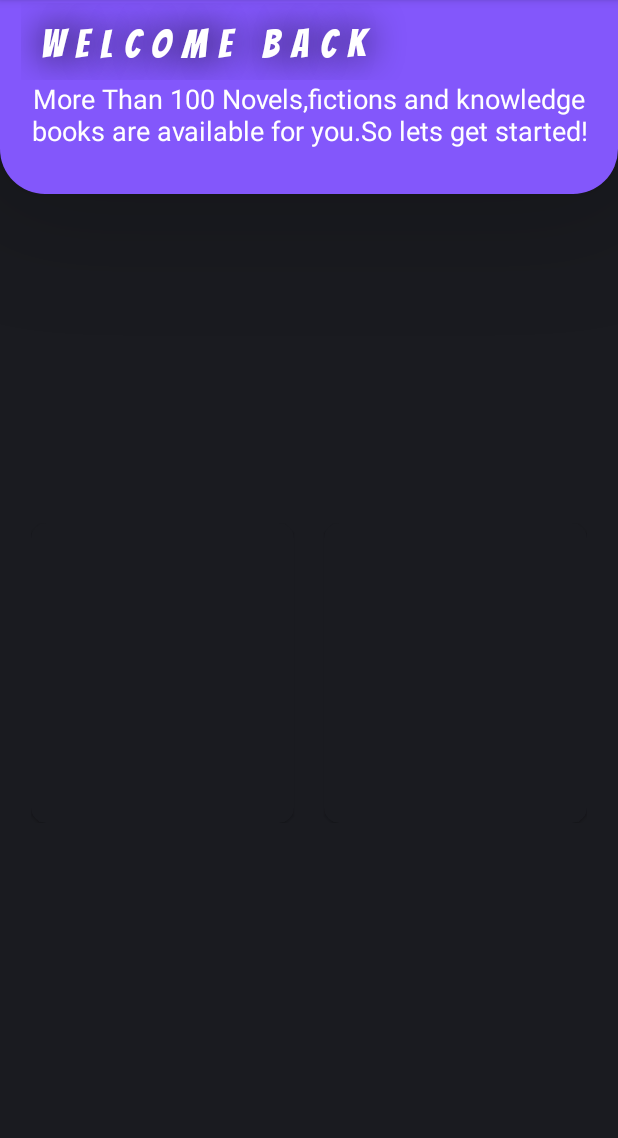
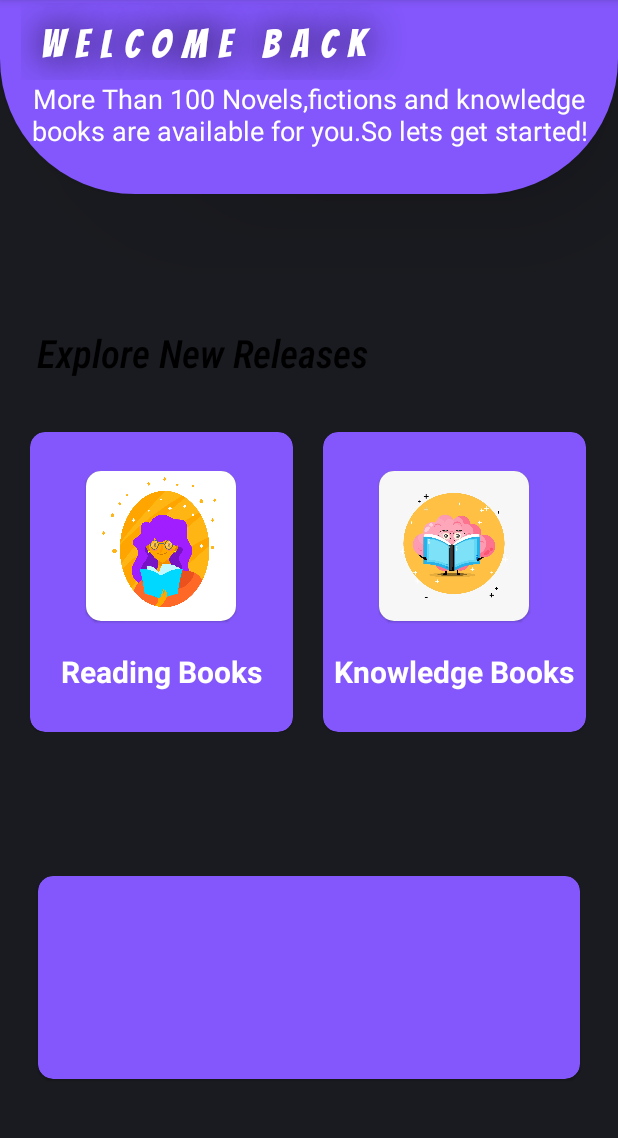
Before and after one commit to pratistha-05/Book-Store-App, an Android app: the layout activity_user_choice.xml on its own in the app's theme, with its tools: preview values and no code run, on a phone screen of 412 x 824 dp, the part 84-1222 px from its top. Run offline under Robolectric (Android 15) with nearby library versions, the phone set to English and light mode, and no system bars; Roboto replaces fonts that are not available here.

Commit message:
welcome screen

```diff
--- a/app/src/main/res/drawable/shape_login.xml
+++ b/app/src/main/res/drawable/shape_login.xml
@@ -1,7 +1,7 @@
 <?xml version="1.0" encoding="utf-8"?>
 <shape xmlns:android="http://schemas.android.com/apk/res/android">
 <solid android:color="@color/white"/>
-<corners android:topLeftRadius="40dp"
+<corners android:topLeftRadius="80dp"
     android:topRightRadius="40dp"/>
     />
 </shape>
--- a/app/src/main/res/drawable/shape_welcome.xml
+++ b/app/src/main/res/drawable/shape_welcome.xml
@@ -1,8 +1,8 @@
 <?xml version="1.0" encoding="utf-8"?>
 <shape xmlns:android="http://schemas.android.com/apk/res/android">
     <solid android:color="#8357FB"/>
-    <corners android:bottomLeftRadius="30dp"
-        android:bottomRightRadius="30dp"/>
+    <corners android:bottomLeftRadius="90dp"
+        android:bottomRightRadius="90dp"/>
 
 
 </shape>
--- a/app/src/main/res/layout/activity_user_choice.xml
+++ b/app/src/main/res/layout/activity_user_choice.xml
@@ -59,38 +59,148 @@
             app:layout_constraintVertical_bias="0.0" />
     </androidx.constraintlayout.widget.ConstraintLayout>
 
+    <TextView
+        android:id="@+id/textView8"
+        android:layout_width="wrap_content"
+        android:layout_height="wrap_content"
+        android:fontFamily="sans-serif-condensed-medium"
+        android:text="Explore New Releases"
+        android:textColor="@color/black"
+        android:textSize="26sp"
+
+        android:textStyle="italic"
+        app:layout_constraintBottom_toTopOf="@+id/linearLayout"
+        app:layout_constraintEnd_toEndOf="parent"
+        app:layout_constraintHorizontal_bias="0.13"
+        app:layout_constraintStart_toStartOf="parent"
+        app:layout_constraintTop_toBottomOf="@id/layout"
+        app:layout_constraintVertical_bias="0.711" />
+
     <LinearLayout
+        android:id="@+id/linearLayout"
         android:layout_width="wrap_content"
         android:layout_height="wrap_content"
         android:orientation="horizontal"
         app:layout_constraintBottom_toBottomOf="parent"
         app:layout_constraintEnd_toEndOf="parent"
+        app:layout_constraintHorizontal_bias="0.487"
         app:layout_constraintStart_toStartOf="parent"
-        app:layout_constraintTop_toBottomOf="@+id/layout">
+        app:layout_constraintTop_toBottomOf="@+id/layout"
+        app:layout_constraintVertical_bias="0.362">
 
         <androidx.cardview.widget.CardView
             android:id="@+id/cardview1"
             android:layout_width="175dp"
             android:layout_height="200dp"
             android:elevation="10dp"
+            app:cardBackgroundColor="#8357FB"
             app:cardCornerRadius="10dp"
             app:cardElevation="1dp"
             app:layout_constraintBottom_toTopOf="parent"
-
             app:layout_constraintEnd_toEndOf="parent"
             app:layout_constraintStart_toStartOf="parent"
-            app:layout_constraintTop_toBottomOf="@id/textView7" />
+            app:layout_constraintTop_toBottomOf="@id/textView7">
+
+
+            <LinearLayout
+                android:layout_width="wrap_content"
+                android:layout_height="wrap_content"
+                android:layout_gravity="center"
+                android:orientation="vertical">
+
+                <androidx.cardview.widget.CardView
+                    android:layout_width="wrap_content"
+                    android:layout_height="wrap_content"
+                    android:layout_gravity="center"
+                    android:elevation="10dp"
+                    app:cardCornerRadius="10dp"
+                    app:cardElevation="1dp">
+
+                    <ImageView
+                        android:id="@+id/image1"
+                        android:layout_width="100dp"
+                        android:layout_height="100dp"
+                        android:layout_gravity="center"
+                        android:src="@drawable/reading_book" />
+                </androidx.cardview.widget.CardView>
+
+                <TextView
+                    android:layout_width="wrap_content"
+                    android:layout_height="wrap_content"
+                    android:gravity="center"
+                    android:paddingTop="20dp"
+                    android:text="Reading Books"
+                    android:textColor="@color/white"
+                    android:textSize="20sp"
+                    android:textStyle="bold" />
+            </LinearLayout>
+
+        </androidx.cardview.widget.CardView>
+
 
         <androidx.cardview.widget.CardView
             android:id="@+id/cardview2"
             android:layout_width="175dp"
             android:layout_height="200dp"
-android:layout_marginLeft="20dp"
+            android:layout_marginLeft="20dp"
+            app:cardBackgroundColor="#8357FB"
             app:cardCornerRadius="10dp"
             app:cardElevation="1dp"
             app:layout_constraintBottom_toTopOf="parent"
             app:layout_constraintEnd_toEndOf="parent"
             app:layout_constraintStart_toStartOf="parent"
-            app:layout_constraintTop_toBottomOf="@id/textView7" />
+            app:layout_constraintTop_toBottomOf="@id/textView7">
+
+            <LinearLayout
+                android:layout_width="wrap_content"
+                android:layout_height="wrap_content"
+                android:layout_gravity="center"
+                android:orientation="vertical">
+
+                <androidx.cardview.widget.CardView
+                    android:layout_width="wrap_content"
+                    android:layout_height="wrap_content"
+                    android:layout_gravity="center"
+                    android:elevation="10dp"
+                    app:cardCornerRadius="10dp"
+                    app:cardElevation="1dp">
+
+                    <ImageView
+                        android:id="@+id/image2"
+                        android:layout_width="100dp"
+                        android:layout_height="100dp"
+                        android:layout_gravity="center"
+                        android:src="@drawable/knowledge_book" />
+                </androidx.cardview.widget.CardView>
+
+                <TextView
+                    android:layout_width="wrap_content"
+                    android:layout_height="wrap_content"
+                    android:gravity="center"
+                    android:paddingTop="20dp"
+                    android:text="Knowledge Books"
+                    android:textColor="@color/white"
+                    android:textSize="20sp"
+                    android:textStyle="bold" />
+            </LinearLayout>
+        </androidx.cardview.widget.CardView>
+
     </LinearLayout>
+
+    <androidx.cardview.widget.CardView
+        android:layout_width="match_parent"
+        android:layout_height="135dp"
+        android:layout_marginStart="25dp"
+        android:layout_marginEnd="25dp"
+        android:elevation="10dp"
+        app:cardBackgroundColor="#8357FB"
+        app:cardCornerRadius="10dp"
+        app:cardElevation="1dp"
+        android:foregroundGravity="center"
+        app:layout_constraintBottom_toBottomOf="parent"
+        app:layout_constraintEnd_toEndOf="parent"
+        app:layout_constraintHorizontal_bias="0.444"
+        app:layout_constraintStart_toStartOf="parent"
+        app:layout_constraintTop_toBottomOf="@id/linearLayout"
+        app:layout_constraintVertical_bias="0.663" />
 </androidx.constraintlayout.widget.ConstraintLayout>
```
